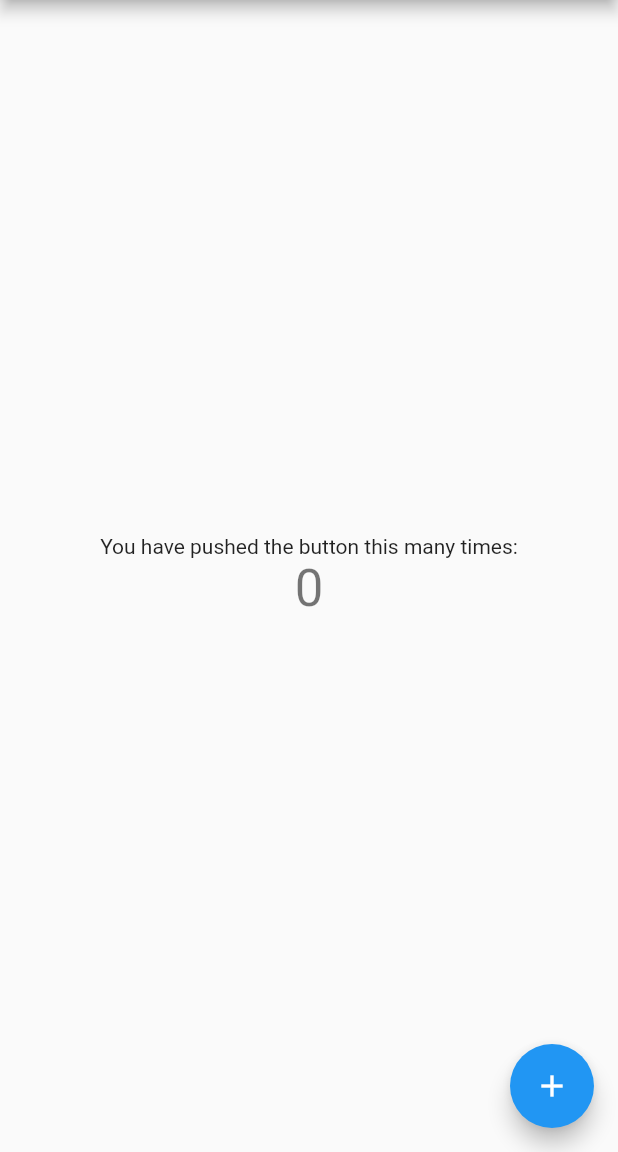
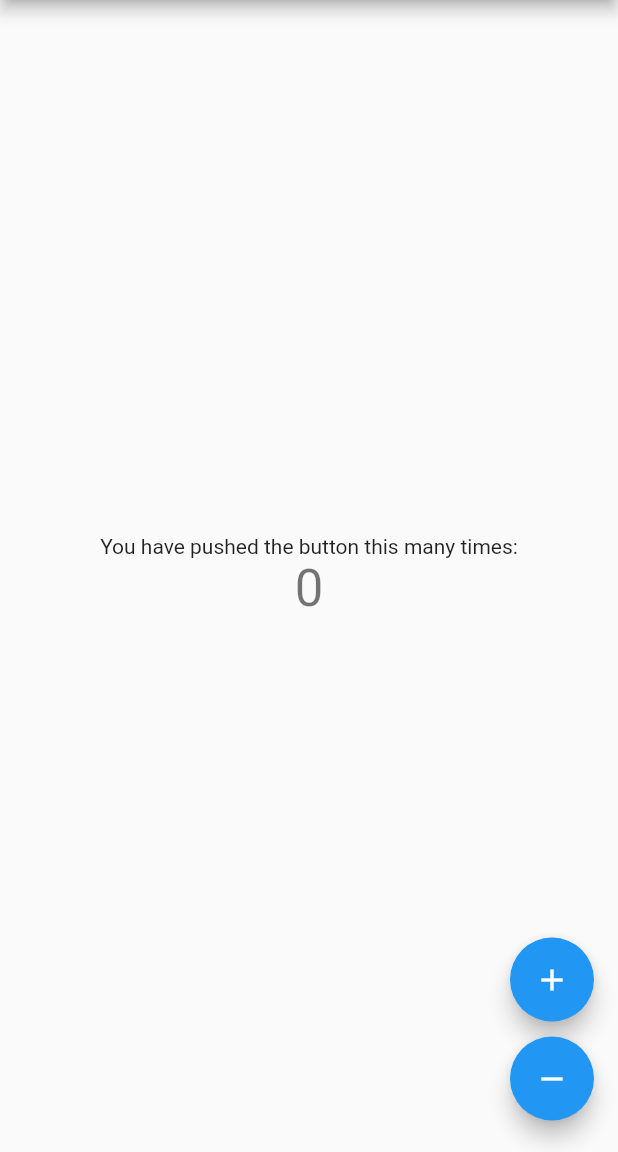
Before and after one commit to putrautama007/state_management_simple, a Flutter app: the screen it shows after launch, on a phone screen of 412 x 824 dp, the part 84-1236 px from its top. Run offline on Flutter 3.47's test engine with Material 2 defaults, Android fonts, the phone set to English and light mode, and no system bars.

Commit message:
refactor(mobx): change main

```diff
--- a/lib/main.dart
+++ b/lib/main.dart
@@ -28,14 +28,6 @@ class MyHomePage extends StatefulWidget {
 }
 
 class _MyHomePageState extends State<MyHomePage> {
-  int _counter = 0;
-
-  void _incrementCounter() {
-    setState(() {
-      _counter++;
-    });
-  }
-
   @override
   Widget build(BuildContext context) {
     return Scaffold(
@@ -50,16 +42,33 @@ class _MyHomePageState extends State<MyHomePage> {
               'You have pushed the button this many times:',
             ),
             Text(
-              '$_counter',
+              '0',
               style: Theme.of(context).textTheme.headline4,
             ),
           ],
         ),
       ),
-      floatingActionButton: FloatingActionButton(
-        onPressed: _incrementCounter,
-        tooltip: 'Increment',
-        child: Icon(Icons.add),
+      floatingActionButton: Column(
+        crossAxisAlignment: CrossAxisAlignment.end,
+        mainAxisAlignment: MainAxisAlignment.end,
+        children: [
+          Padding(
+            padding: EdgeInsets.symmetric(vertical: 5.0),
+            child: FloatingActionButton(
+              onPressed: () {},
+              tooltip: 'Increment',
+              child: Icon(Icons.add),
+            ),
+          ),
+          Padding(
+            padding: EdgeInsets.symmetric(vertical: 5.0),
+            child: FloatingActionButton(
+              onPressed: () {},
+              tooltip: 'Decrement',
+              child: Icon(Icons.remove),
+            ),
+          ),
+        ],
       ),
     );
   }
```
